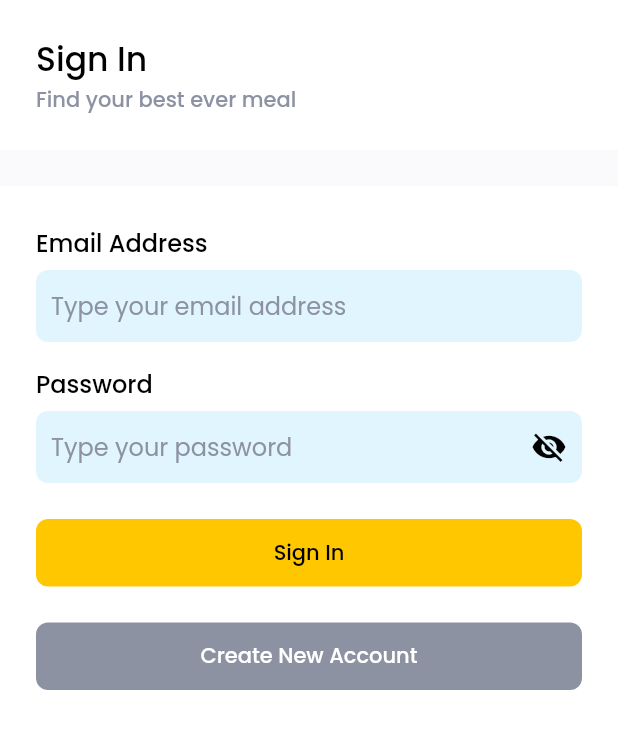
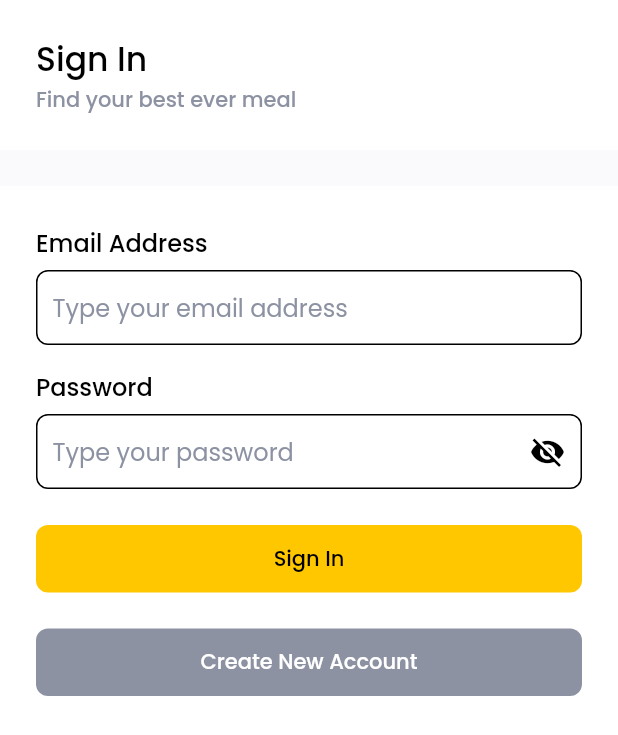
Before and after one commit to rizkyitaji/foodmarket, a Flutter app: the screen it shows after launch, on a phone screen of 412 x 824 dp. Shown: the top 735 px of the screen. Run offline on Flutter 3.47's test engine with Material 2 defaults, Android fonts, the light colour scheme and no system bars; our stand-ins replace bloc, equatable, flutter_bloc, flutter_spinkit, get, google_fonts and 4 more; accounts and stored records are empty.

Commit message:
modify custom text field and README.md

```diff
--- a/lib/ui/widgets/custom_text_field.dart
+++ b/lib/ui/widgets/custom_text_field.dart
@@ -56,7 +56,7 @@ class _CustomTextFieldState extends State<CustomTextField> {
           ),
           padding: EdgeInsets.symmetric(horizontal: 10),
           decoration: BoxDecoration(
-            color: Colors.lightBlue[50],
+            border: Border.all(width: 1, color: Colors.black),
             borderRadius: BorderRadius.circular(8),
           ),
           child: TextField(
```
Also changed, not shown: 1 other file.
